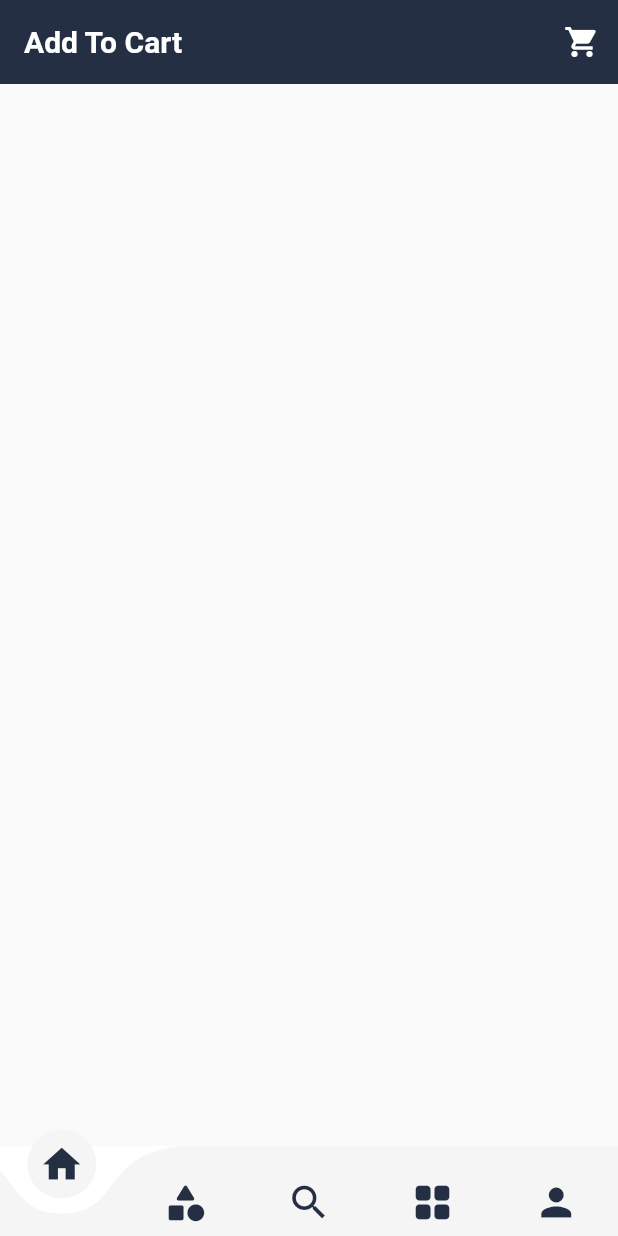
After one commit to Kartik098/Arya_wear, a Flutter app: the screen it shows after launch, after a tap on "Login", on a phone screen of 412 x 824 dp. The commit adds this screen. Run offline on Flutter 3.47's test engine with Material 2 defaults, Android fonts, the phone set to English and light mode, and no system bars; drawn by our look-alikes of curved_navigation_bar; Roboto replaces fonts that are missing (Rubik).

Commit message:
register_screen

```diff
--- a/lib/Dashboard_Screen/dashboard.dart
+++ b/lib/Dashboard_Screen/dashboard.dart
@@ -1,14 +1,117 @@
+
+import 'package:AryaWear/Dashboard_Screen/profile.dart';
+import 'package:AryaWear/Dashboard_Screen/search.dart';
+import 'package:curved_navigation_bar/curved_navigation_bar.dart';
 import 'package:flutter/material.dart';
-class dashboard extends StatefulWidget {
-  const dashboard({Key? key}) : super(key: key);
+
+import 'brands.dart';
+import 'catagory.dart';
+import 'home.dart';
+// class dashbord extends StatefulWidget {
+//   const dashbord({Key? key, }) : super(key: key);
+//
+//   @override
+//   State<dashbord> createState() => _dashbordState();
+// }
+//
+// class _dashbordState extends State<dashbord> {
+//
+//   @override
+//   void initState() {
+//     // TODO: implement initState
+//     super.initState();
+//     home();
+//   }
+//
+//   int currentIndex = 0;
+//   final screens = [
+//     home(),
+//     catagory(),
+//     search(),
+//     brands(),
+//     profile(),
+//   ];
+//   @override
+//   Widget build(BuildContext context) {
+//     return Scaffold(
+//       body: screens[currentIndex],
+//       bottomNavigationBar: Container(
+//         height: 55,
+//         child: BottomNavigationBar(
+//           currentIndex: currentIndex,
+//           onTap: (index)=> setState(() =>currentIndex = index),
+//           type: BottomNavigationBarType.fixed,
+//           selectedItemColor: Colors.black,
+//           unselectedItemColor: const Color.fromRGBO(156, 156, 156, 1),
+//           selectedIconTheme:   IconThemeData (
+//             color: Colors.black,
+//           ),
+//           items: const [
+//             BottomNavigationBarItem(
+//               icon:Icon(Icons.home,),
+//               label:"home",
+//             ),
+//             BottomNavigationBarItem(
+//               icon:Icon(Icons.category,),
+//               label: "Category",
+//             ),
+//             BottomNavigationBarItem(
+//               icon:Icon(Icons.search_outlined,),
+//               label: ""
+//             ),
+//             BottomNavigationBarItem(
+//               icon:Icon(Icons.grid_view_rounded),
+//               label: "Brands",
+//             ),
+//             BottomNavigationBarItem(
+//               icon:Icon(Icons.person,),
+//               label: "Profile",
+//             ),
+//           ],
+//         ),
+//       ),
+//     );
+//   }
+// }
+class dashbord extends StatefulWidget {
+  @override
+  _dashbordState createState() => _dashbordState();
+}
+
+class _dashbordState extends State<dashbord> {
+ int currentIndex = 0;
+  final screens = [
+    home(),
+    catagory(),
+    search(),
+    brands(),
+    profile(),
+  ];
+  GlobalKey<CurvedNavigationBarState> _bottomNavigationKey = GlobalKey();
 
   @override
-  State<dashboard> createState() => _dashboardState();
-}
-
-class _dashboardState extends State<dashboard> {
-  @override
   Widget build(BuildContext context) {
-    return const Scaffold();
+    return Scaffold(
+        bottomNavigationBar: CurvedNavigationBar(
+          key: _bottomNavigationKey,
+          index: 0,
+          height: 60.0,
+          items: <Widget>[
+            Icon(Icons.home, size: 30,color: Color.fromRGBO(36, 47, 67, 1),),
+            Icon(Icons.category_rounded, size: 30,color: Color.fromRGBO(36, 47, 67, 1),),
+            Icon(Icons.search_outlined, size: 30,color: Color.fromRGBO(36, 47, 67, 1),),
+            Icon(Icons.grid_view_rounded, size: 30,color: Color.fromRGBO(36, 47, 67, 1),),
+            Icon(Icons.person, size: 30,color: Color.fromRGBO(36, 47, 67, 1),),
+          ],
+          color: Colors.grey.shade100,
+          buttonBackgroundColor: Colors.grey.shade100,
+          backgroundColor: Colors.white,
+          animationCurve: Curves.linear,
+          animationDuration: Duration(microseconds: 6000),
+          onTap: (index)=> setState(() =>currentIndex = index),
+          letIndexChange: (index) => true,
+        ),
+         body: screens[currentIndex]
+    );
   }
 }
--- /dev/null
+++ b/lib/Dashboard_Screen/home.dart
@@ -0,0 +1,40 @@
+import 'package:flutter/material.dart';
+import 'package:flutter/services.dart';
+class home extends StatefulWidget {
+  const home({Key? key}) : super(key: key);
+
+  @override
+  State<home> createState() => _homeState();
+}
+
+class _homeState extends State<home> {
+  @override
+  Widget build(BuildContext context) {
+    return Scaffold(
+   appBar: AppBar(
+     elevation: 0,
+     backgroundColor: Color.fromRGBO(36, 47, 67, 1),
+     automaticallyImplyLeading: false,
+     title: Container(
+       child: Text("Add To Cart",
+         style: TextStyle(
+           fontFamily: 'Rubik',
+           color: Colors.white,
+           fontWeight: FontWeight.bold
+         ),),
+     ),
+     actions: <Widget>[
+       Container(
+         child: Row(
+           children: [
+             IconButton(onPressed: (){},
+                 icon: Icon(Icons.shopping_cart,color: Colors.white,)
+             )
+           ],
+         ),
+       ),
+     ]
+   )
+    );
+  }
+}
--- a/lib/login_screen.dart
+++ b/lib/login_screen.dart
@@ -1,4 +1,5 @@
-import 'package:addtocart/register.dart';
+import 'package:AryaWear/register.dart';
+
 import 'package:flutter/material.dart';
 
 import 'Dashboard_Screen/dashboard.dart';
@@ -120,9 +121,10 @@ class _login_screenState extends State<login_screen> {
                         ),
                         onPressed: (){
                           Navigator.push(
-                              context, MaterialPageRoute(builder: (context) =>dashboard()));
+                              context, MaterialPageRoute(builder: (context)
+                          =>dashbord()));
                         },
-                        child: Text('Continue',
+                        child: Text('Login',
                         style: TextStyle(
                           color: Colors.white
                         ),),
--- a/lib/main.dart
+++ b/lib/main.dart
@@ -1,5 +1,7 @@
-import 'package:addtocart/login_screen.dart';
+
 import 'package:flutter/material.dart';
+
+import 'login_screen.dart';
 
 void main() {
   runApp(const MyApp());
--- a/lib/register.dart
+++ b/lib/register.dart
@@ -164,7 +164,6 @@ class _register_ScreenState extends State<register_Screen> {
                       ),
                     ),
                     SizedBox(height: 10,),
-
                     Row(
                       children: [
                         SizedBox(width: 20,),
--- a/pubspec.yaml
+++ b/pubspec.yaml
@@ -1,4 +1,4 @@
-name: addtocart
+name: AryaWear
 description: A new Flutter project.
 # The following line prevents the package from being accidentally published to
 # pub.dev using `flutter pub publish`. This is preferred for private packages.
@@ -35,6 +35,7 @@ dependencies:
   # The following adds the Cupertino Icons font to your application.
   # Use with the CupertinoIcons class for iOS style icons.
   cupertino_icons: ^1.0.2
+  curved_navigation_bar: ^1.0.3
 
 dev_dependencies:
   flutter_test:
```
Also changed, not shown: lib/Dashboard_Screen/brands.dart (added, +14 -0 lines), lib/Dashboard_Screen/catagory.dart (added, +14 -0 lines), lib/Dashboard_Screen/profile.dart (added, +14 -0 lines), lib/Dashboard_Screen/search.dart (added, +14 -0 lines), pubspec.lock, 1 other file.
